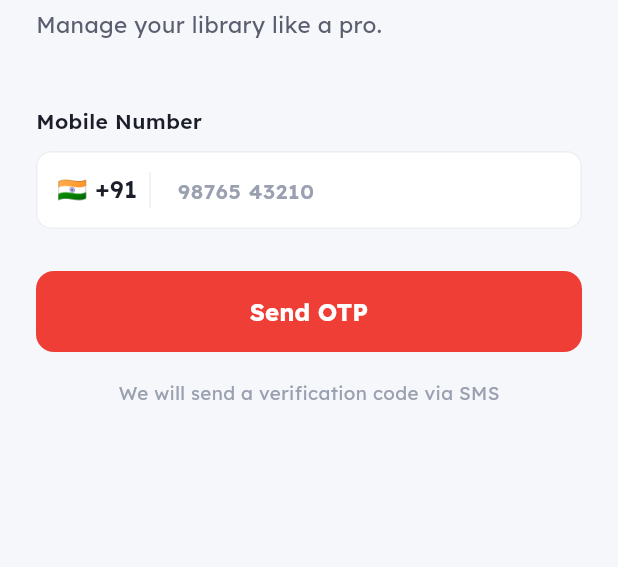
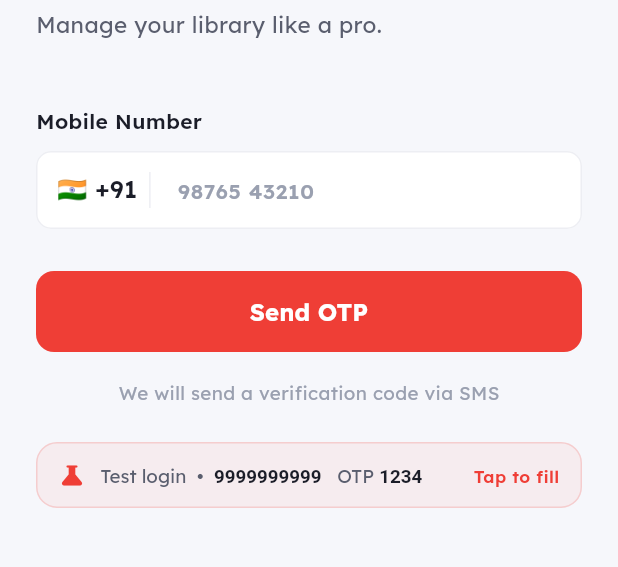
Before and after one commit to mvipe/superlibrary, a Flutter app: the screen it shows after launch, on a phone screen of 412 x 824 dp, the part 278-845 px from its top. Run offline on Flutter 3.47's test engine with Material 3 defaults, Android fonts, the phone set to English and light mode, and no system bars; our stand-ins replace fl_chart, google_fonts, image_picker, permission_handler, share_plus, shared_preferences and 1 more; missing offline and left inert: mobile_scanner, razorpay_flutter; accounts and stored records are empty.

Commit message:
dummy login

```diff
--- a/lib/config/msg91_config.dart
+++ b/lib/config/msg91_config.dart
@@ -1,16 +1,29 @@
+/// MSG91 OTP configuration.
+///
+/// SECURITY NOTE: The authKey should ideally live server-side (a Supabase Edge
+/// Function) so it is never shipped inside the APK. For quick testing you can
+/// place it here, but move it to `services/msg91_service.dart`'s edge-function
+/// path before going to production.
 class Msg91Config {
-  static const String authKey = '404117AQvUYpgj64e33a96P1';
-  static const String templateId = '64e3441ad6fc05126946fb23';
+  static const String authKey = 'YOUR_MSG91_AUTH_KEY';
+  static const String templateId = 'YOUR_MSG91_TEMPLATE_ID';
 
   static const String senderId = 'SUPLIB';
   static const int otpLength = 4;
   static const int otpExpirySeconds = 300;
 
-  /// MSG91 Flow ID used to send custom reminder SMS (membership expiry, etc.).
-  /// Create a Flow in the MSG91 dashboard with a `##name##` and `##days##`
-  /// variable, then paste its Flow ID here. While null, reminder sending is
-  /// simulated (no real SMS is dispatched) so the UI stays fully testable.
-  static const String? smsFlowId = null;
+  /// ─── TEST BYPASS NUMBER ────────────────────────────────────────────────
+  /// MSG91 stays ON for every REAL number (real SMS OTP is sent & verified).
+  /// ONLY this one number is a bypass: no SMS is sent, and OTP `1234` logs in.
+  /// Use it for demos / Play Store review without spending SMS credits.
+  ///
+  ///   Test Mobile: 9999999999   →   OTP: 1234
+  ///
+  /// Set [enableTestBypass] = false before final production release to make
+  /// EVERY number (including this one) go through real MSG91.
+  static const bool enableTestBypass = true;
+  static const String testPhone = '9999999999';
+  static const String testOtp = '1234';
 
   /// If you deploy the send/verify OTP as a Supabase Edge Function, put its URL
   /// here and MSG91Service will call that instead of hitting MSG91 directly.
--- a/lib/screens/auth/login_screen.dart
+++ b/lib/screens/auth/login_screen.dart
@@ -2,6 +2,7 @@ import 'package:flutter/material.dart';
 import 'package:flutter/services.dart';
 import 'package:google_fonts/google_fonts.dart';
 import '../../theme/app_colors.dart';
+import '../../config/msg91_config.dart';
 import '../../services/msg91_service.dart';
 import 'otp_screen.dart';
 
@@ -54,11 +55,11 @@ class _LoginScreenState extends State<LoginScreen> {
                 width: 74,
                 height: 74,
                 decoration: BoxDecoration(
-                  gradient: LinearGradient(colors: AppColors.heroGradient),
+                  gradient: const LinearGradient(colors: AppColors.heroGradient),
                   borderRadius: BorderRadius.circular(20),
                   boxShadow: [
                     BoxShadow(
-                        color: AppColors.primary.withValues(alpha: 0.35),
+                        color: AppColors.primary.withOpacity(0.35),
                         blurRadius: 20,
                         offset: const Offset(0, 10))
                   ],
@@ -84,10 +85,6 @@ class _LoginScreenState extends State<LoginScreen> {
               TextField(
                 controller: _phone,
                 keyboardType: TextInputType.phone,
-                autofillHints: const [
-                  AutofillHints.telephoneNumberNational,
-                  AutofillHints.telephoneNumber,
-                ],
                 inputFormatters: [
                   FilteringTextInputFormatter.digitsOnly,
                   LengthLimitingTextInputFormatter(10),
@@ -114,9 +111,9 @@ class _LoginScreenState extends State<LoginScreen> {
               ),
               const SizedBox(height: 28),
               _loading
-                  ? Center(
+                  ? const Center(
                       child: Padding(
-                        padding: const EdgeInsets.all(8),
+                        padding: EdgeInsets.all(8),
                         child: CircularProgressIndicator(
                             color: AppColors.primary),
                       ),
@@ -131,6 +128,57 @@ class _LoginScreenState extends State<LoginScreen> {
                     style: GoogleFonts.lexend(
                         fontSize: 12.5, color: AppColors.inkFaint)),
               ),
+              if (Msg91Config.enableTestBypass) ...[
+                const SizedBox(height: 24),
+                InkWell(
+                  onTap: () => setState(() => _phone.text = Msg91Config.testPhone),
+                  borderRadius: BorderRadius.circular(14),
+                  child: Container(
+                    padding:
+                        const EdgeInsets.symmetric(horizontal: 14, vertical: 12),
+                    decoration: BoxDecoration(
+                      color: AppColors.primary.withOpacity(0.06),
+                      borderRadius: BorderRadius.circular(14),
+                      border: Border.all(
+                          color: AppColors.primary.withOpacity(0.18)),
+                    ),
+                    child: Row(
+                      children: [
+                        const Icon(Icons.science_rounded,
+                            size: 18, color: AppColors.primary),
+                        const SizedBox(width: 10),
+                        Expanded(
+                          child: RichText(
+                            text: TextSpan(
+                              style: GoogleFonts.lexend(
+                                  fontSize: 12.5, color: AppColors.inkSoft),
+                              children: [
+                                const TextSpan(text: 'Test login  •  '),
+                                TextSpan(
+                                    text: '${Msg91Config.testPhone}',
+                                    style: const TextStyle(
+                                        fontWeight: FontWeight.w700,
+                                        color: AppColors.ink)),
+                                const TextSpan(text: '   OTP '),
+                                TextSpan(
+                                    text: Msg91Config.testOtp,
+                                    style: const TextStyle(
+                                        fontWeight: FontWeight.w700,
+                                        color: AppColors.ink)),
+                              ],
+                            ),
+                          ),
+                        ),
+                        Text('Tap to fill',
+                            style: GoogleFonts.lexend(
+                                fontSize: 11.5,
+                                fontWeight: FontWeight.w600,
+                                color: AppColors.primary)),
+                      ],
+                    ),
+                  ),
+                ),
+              ],
             ],
           ),
         ),
```
Also changed, not shown: lib/services/msg91_service.dart (+35 -38 lines).
